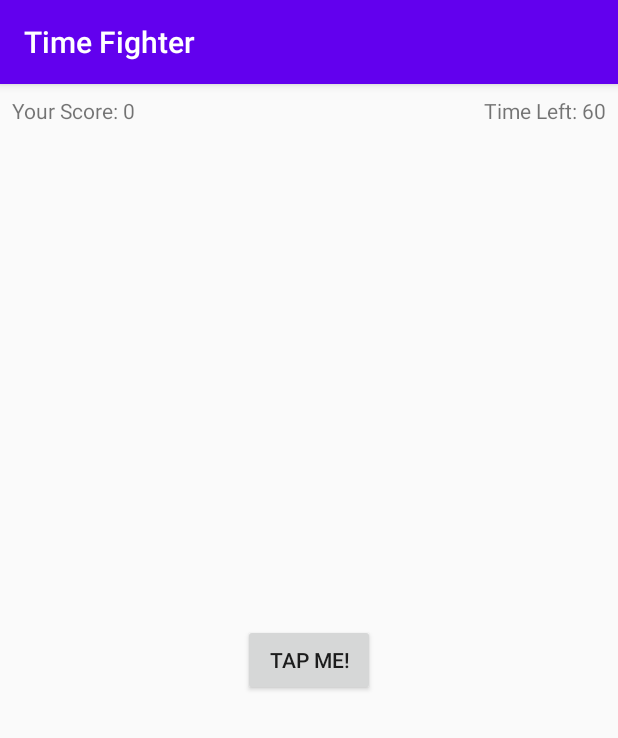
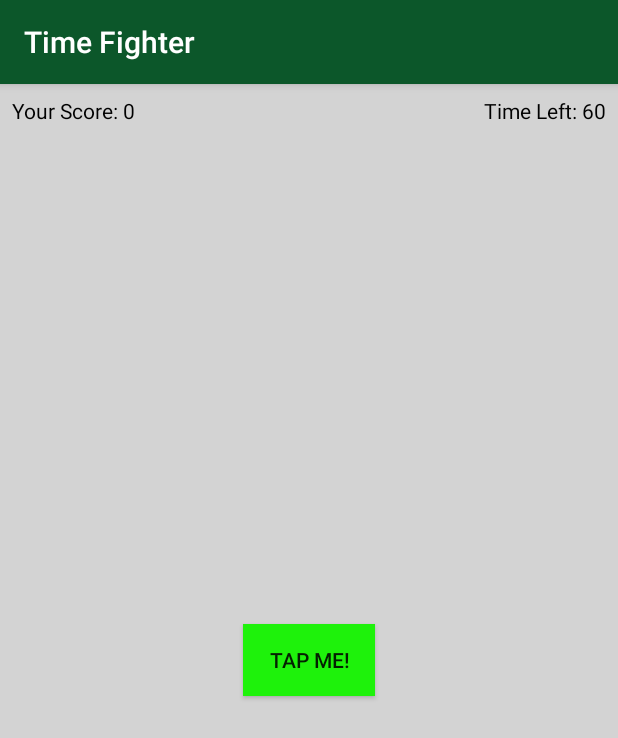
Before and after one commit to Hafiznaufalr/Mission, an Android app: the screen it shows after launch (MainActivity), on a phone screen of 412 x 824 dp. Shown: the top 738 px of the screen. Run offline under Robolectric (Android 15) with nearby library versions, the phone set to English and light mode, and no system bars.

Commit message:
Challenge: Changing Colors

```diff
--- a/app/src/main/res/layout/activity_main.xml
+++ b/app/src/main/res/layout/activity_main.xml
@@ -4,7 +4,9 @@
     xmlns:tools="http://schemas.android.com/tools"
     android:layout_width="match_parent"
     android:layout_height="match_parent"
-    tools:context=".MainActivity">
+    tools:context=".MainActivity"
+    android:background="@color/colorBackground"
+    >
 
     <TextView
         android:id="@+id/gameScoreTextView"
@@ -14,7 +16,9 @@
         android:layout_marginTop="8dp"
         android:text="@string/yourScore"
         app:layout_constraintStart_toStartOf="parent"
-        app:layout_constraintTop_toTopOf="parent" />
+        app:layout_constraintTop_toTopOf="parent"
+        android:textColor="@android:color/black"
+        />
 
     <TextView
         android:id="@+id/timeLifeTextView"
@@ -24,7 +28,9 @@
         android:layout_marginEnd="8dp"
         android:text="@string/timeLeft"
         app:layout_constraintEnd_toEndOf="parent"
-        app:layout_constraintTop_toTopOf="parent" />
+        app:layout_constraintTop_toTopOf="parent"
+        android:textColor="@android:color/black"
+        />
 
     <Button
         android:id="@+id/tapMeButton"
@@ -34,6 +40,8 @@
         app:layout_constraintBottom_toBottomOf="parent"
         app:layout_constraintEnd_toEndOf="parent"
         app:layout_constraintStart_toStartOf="parent"
-        app:layout_constraintTop_toTopOf="parent" />
+        app:layout_constraintTop_toTopOf="parent"
+        android:background="@color/buttonColor"
+        />
 
 </androidx.constraintlayout.widget.ConstraintLayout>
--- a/app/src/main/res/values/colors.xml
+++ b/app/src/main/res/values/colors.xml
@@ -1,6 +1,8 @@
 <?xml version="1.0" encoding="utf-8"?>
 <resources>
-    <color name="colorPrimary">#6200EE</color>
-    <color name="colorPrimaryDark">#3700B3</color>
-    <color name="colorAccent">#03DAC5</color>
+    <color name="colorPrimary">#0C572A</color>
+    <color name="colorPrimaryDark">#388E3C</color>
+    <color name="colorAccent">#8BC34A</color>
+    <color name="colorBackground">#D3D3D3</color>
+    <color name="buttonColor">#FF1EF20B</color>
 </resources>
```
Also changed, not shown: app/src/main/java/com/raywenderlich/timefighter/hafiznaufalr/MainActivity.kt (+49 -20 lines).
